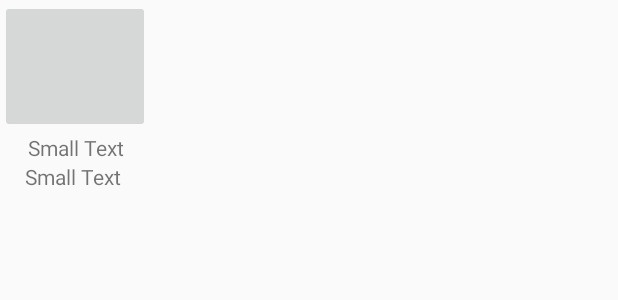
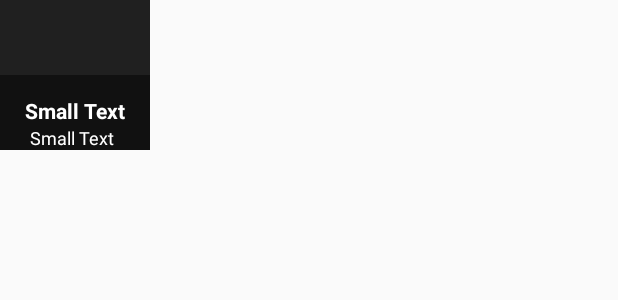
Before and after one commit to lguibert/instant-noises, an Android app: the layout itemnoise.xml on its own in the app's theme, with its tools: preview values and no code run, on a phone screen of 412 x 824 dp. Shown: the top 300 px of the screen. Run offline under Robolectric (Android 15) with nearby library versions, the phone set to English and light mode, and no system bars.

Commit message:
New style

```diff
--- a/app/build.gradle
+++ b/app/build.gradle
@@ -3,11 +3,11 @@ apply plugin: "sonar-runner"
 
 android {
     compileSdkVersion 21
-    buildToolsVersion "21.1.2"
+    buildToolsVersion "22.0.1"
 
     defaultConfig {
         applicationId "fr.tpdo.instant_noises"
-        minSdkVersion 15
+        minSdkVersion 16
         targetSdkVersion 21
         versionCode 1
         versionName "1.0"
--- a/app/src/main/java/fr/tpdo/instant_noises/DrawerArrayAdapter.java
+++ b/app/src/main/java/fr/tpdo/instant_noises/adapter/DrawerArrayAdapter.java
@@ -1,4 +1,4 @@
-package fr.tpdo.instant_noises;
+package fr.tpdo.instant_noises.adapter;
 
 
 import android.content.Context;
@@ -10,6 +10,8 @@ import android.widget.TextView;
 
 import java.util.List;
 
+import fr.tpdo.instant_noises.Category;
+import fr.tpdo.instant_noises.R;
 import fr.tpdo.instant_noises.dao.CategoryDAO;
 
 /**
--- a/app/src/main/res/layout/activity_main.xml
+++ b/app/src/main/res/layout/activity_main.xml
@@ -25,8 +25,7 @@
                 android:layout_alignParentBottom="true"
                 android:layout_alignParentTop="true"
                 android:layout_centerHorizontal="true"
-                android:columnWidth="150dp"
-                android:nestedScrollingEnabled="true"
+                android:columnWidth="100dp"
                 android:numColumns="auto_fit"
                 android:verticalSpacing="10dp" />
         </RelativeLayout>
@@ -38,7 +37,7 @@
         android:layout_width="240dp"
         android:layout_height="match_parent"
         android:layout_gravity="start"
-        android:background="#111"
+        android:background="@color/drawer_background"
         android:choiceMode="singleChoice"
         android:divider="@android:color/transparent"
         android:dividerHeight="0dp" />
--- a/app/src/main/res/layout/drawer_list_item.xml
+++ b/app/src/main/res/layout/drawer_list_item.xml
@@ -6,4 +6,4 @@
     android:gravity="center_vertical"
     android:paddingLeft="16dp"
     android:paddingRight="16dp"
-    android:textColor="#fff" />
+    android:textColor="@color/primary_text_default_material_light" />
--- a/app/src/main/res/layout/itemnoise.xml
+++ b/app/src/main/res/layout/itemnoise.xml
@@ -1,19 +1,34 @@
 <?xml version="1.0" encoding="utf-8"?>
-<LinearLayout xmlns:android="http://schemas.android.com/apk/res/android"
-    android:orientation="vertical" android:layout_width="match_parent"
-    android:layout_height="match_parent"
-    android:weightSum="1">
+<fr.tpdo.instant_noises.component.ItemLayout xmlns:android="http://schemas.android.com/apk/res/android"
+    android:orientation="vertical"
+    android:layout_width="100dp"
+    android:layout_height="100dp"
+    android:weightSum="1"
+    android:background="@color/primary_text_default_material_light"
+    android:id="@+id/layout_noise"
+    android:gravity="bottom">
 
+    <!--
     <ImageButton
         android:layout_width="100dp"
-        android:layout_height="wrap_content"
+        android:layout_height="0dp"
         android:id="@+id/image"
-        android:layout_weight="0.09" />
+        android:layout_weight="0.09" />-->
 
+    <LinearLayout
+        android:layout_width="match_parent"
+        android:layout_height="50dp"
+        android:layout_gravity="bottom"
+        android:background="#77000000"
+        android:gravity="bottom"
+        android:orientation="vertical">
         <TextView
             android:layout_width="100dp"
             android:layout_height="wrap_content"
             android:textAppearance="?android:attr/textAppearanceSmall"
+            android:textColor="@color/abc_primary_text_material_dark"
+            android:textStyle="bold"
+            android:textSize="14sp"
             android:gravity="center"
             android:text="Small Text"
             android:id="@+id/label" />
@@ -23,6 +38,11 @@
             android:layout_height="wrap_content"
             android:textAppearance="?android:attr/textAppearanceSmall"
             android:gravity="center"
+            android:textColor="@color/abc_primary_text_material_dark"
             android:text="Small Text"
+            android:textSize="12sp"
             android:id="@+id/textViewCategory" />
         </LinearLayout>
+
+
+</fr.tpdo.instant_noises.component.ItemLayout>
--- a/app/src/main/res/menu/menu_main.xml
+++ b/app/src/main/res/menu/menu_main.xml
@@ -1,6 +1,7 @@
 <menu xmlns:android="http://schemas.android.com/apk/res/android"
     xmlns:app="http://schemas.android.com/apk/res-auto"
     xmlns:tools="http://schemas.android.com/tools" tools:context=".MainActivity">
+    <!--
     <item android:id="@+id/action_settings" android:title="@string/action_settings"
-        android:orderInCategory="100" app:showAsAction="never" />
+        android:orderInCategory="100" app:showAsAction="never" /> -->
 </menu>
--- /dev/null
+++ b/app/src/main/res/values/colors.xml
@@ -0,0 +1,4 @@
+<?xml version="1.0" encoding="utf-8"?>
+<resources>
+    <color name="drawer_background">@color/primary_material_light</color>
+</resources>
--- a/app/src/main/res/values/styles.xml
+++ b/app/src/main/res/values/styles.xml
@@ -2,7 +2,11 @@
 
     <!-- Base application theme. -->
     <style name="AppTheme" parent="Theme.AppCompat.Light.DarkActionBar">
-        <!-- Customize your theme here. -->
+
+
+        <item name="colorPrimaryDark">#1a237e</item>
+        <item name="colorPrimary">#3F51B5</item>
+        <item name="colorAccent">#FFC107</item>
     </style>
 
 </resources>
```
Also changed, not shown: app/src/main/java/fr/tpdo/instant_noises/MainActivity.java (+47 -29 lines), app/src/main/java/fr/tpdo/instant_noises/adapter/NoiseAdapter.java (renamed from app/src/main/java/fr/tpdo/instant_noises/NoiseAdapter.java, +12 -26 lines), app/src/main/java/fr/tpdo/instant_noises/component/ItemLayout.java (added, +46 -0 lines). Lines whose indentation alone changed are shown as unchanged.
